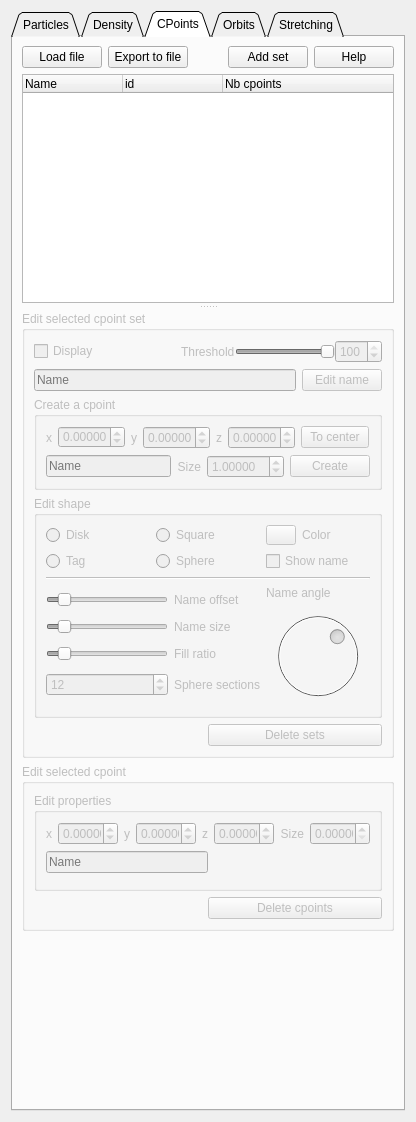
The window that src/formobjectcontrol.ui (jcldc/glnemo2) describes before a commit, drawn with Qt 5.
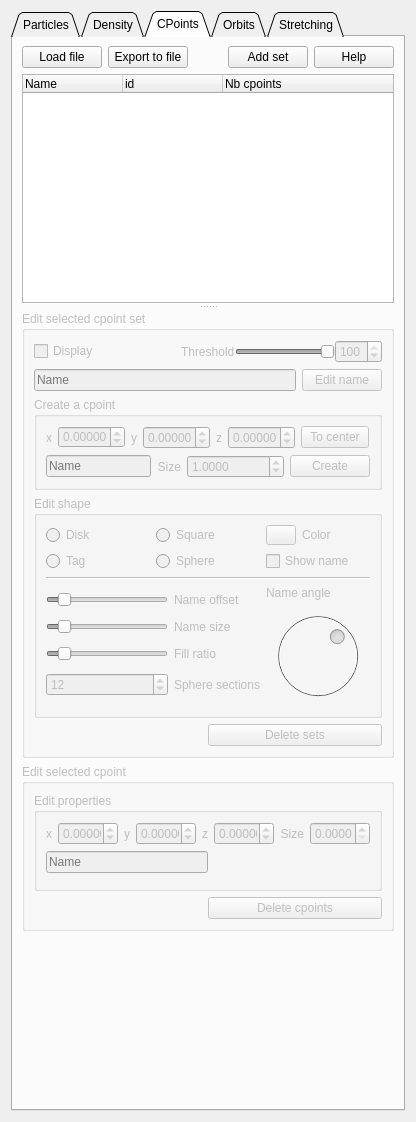
The same window after the commit. Icons and pictures are not drawn.

Commit message: Fix size spinbox maximum value

Diff of the .ui file:
```diff
--- a/src/formobjectcontrol.ui
+++ b/src/formobjectcontrol.ui
@@ -1383,7 +1383,13 @@
                          <enum>QAbstractSpinBox::UpDownArrows</enum>
                         </property>
                         <property name="decimals">
-                         <number>5</number>
+                         <number>4</number>
+                        </property>
+                        <property name="minimum">
+                         <double>0.000000000000000</double>
+                        </property>
+                        <property name="maximum">
+                         <double>100000.000000000000000</double>
                         </property>
                         <property name="value">
                          <double>1.000000000000000</double>
@@ -1885,7 +1891,10 @@
                          <enum>QAbstractSpinBox::UpDownArrows</enum>
                         </property>
                         <property name="decimals">
-                         <number>5</number>
+                         <number>4</number>
+                        </property>
+                        <property name="maximum">
+                         <double>100000.000000000000000</double>
                         </property>
                        </widget>
                       </item>
```
